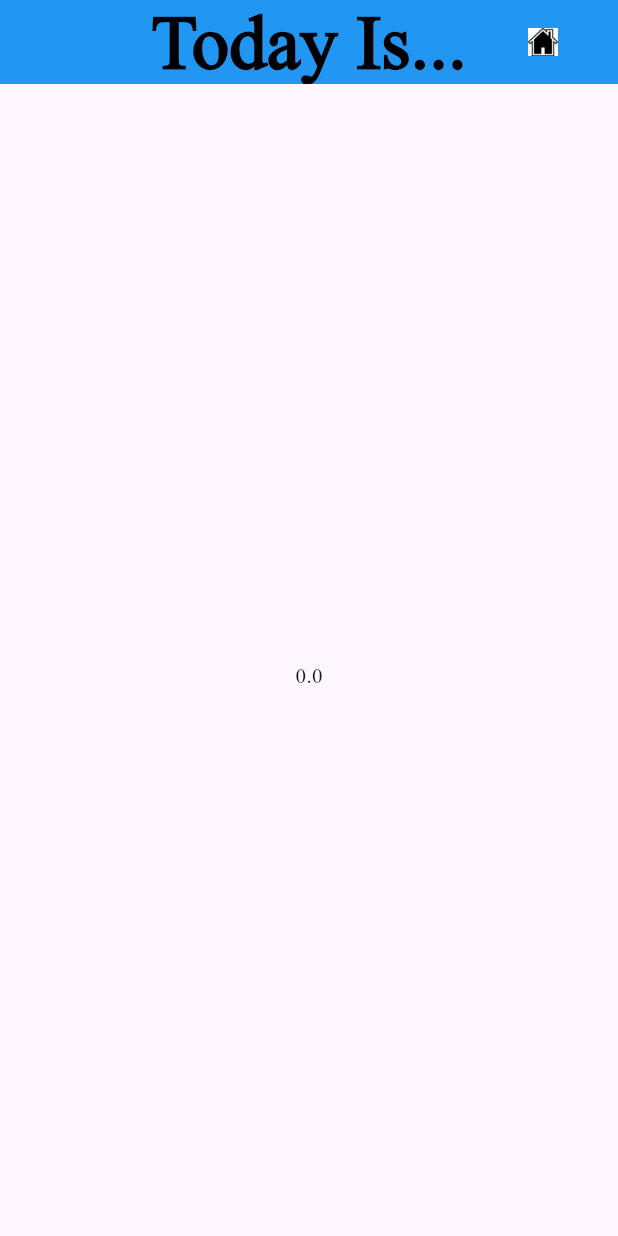
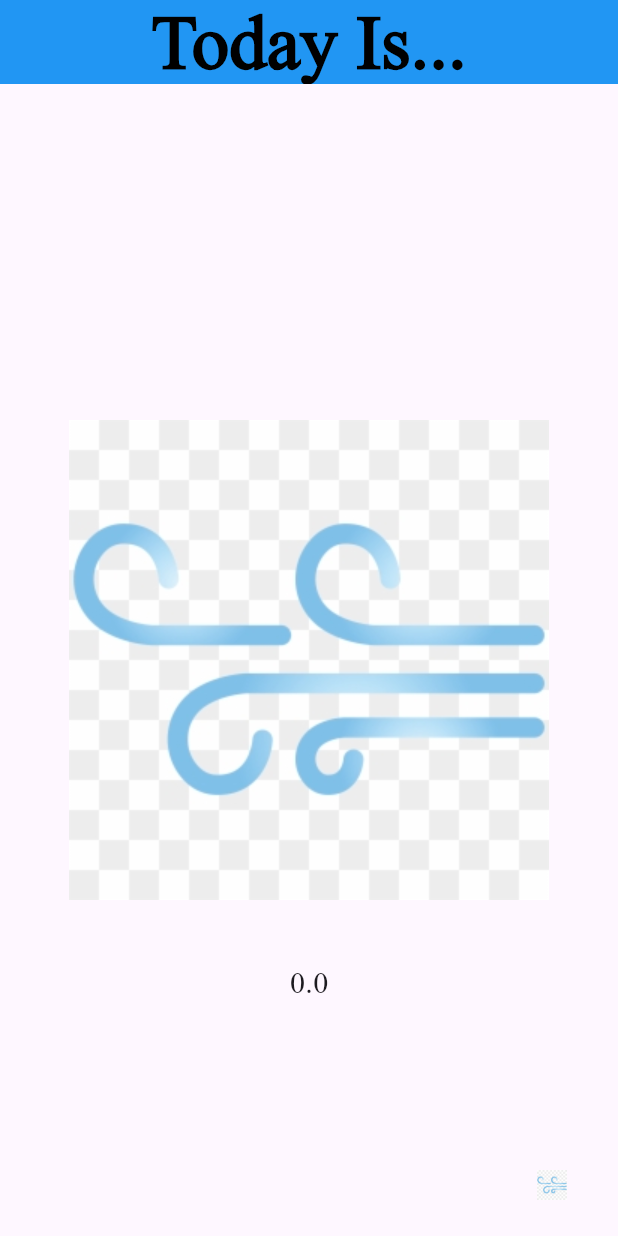
Before and after one commit to ClaireNewcom/StephenTheRepo, a Flutter app: the screen it shows after launch, on a phone screen of 412 x 824 dp. Run offline on Flutter 3.47's test engine with Material 3 defaults, Android fonts, the phone set to English and light mode, and no system bars; network calls fail.

Commit message:
Mainscreen commit

```diff
--- a/lib/main.dart
+++ b/lib/main.dart
@@ -20,8 +20,10 @@ class MyApp extends StatelessWidget {
       // use const HomePage() to see what we have for the home page so far,
       //We will make these into one home page later
       routes: {
-        '/second' : (context) => const
-      wearUI(),
+        '/Home' : (context) => const
+      MainScreen(),
+        '/What Should I wear?' : (context) => const
+            wearUI()
       }
     );
   }
--- a/lib/pages/mainscreen.dart
+++ b/lib/pages/mainscreen.dart
@@ -1,3 +1,4 @@
+import 'dart:core';
 import 'package:flutter/material.dart';
 import '../apicallerweather.dart';
 import '../weather.dart';
@@ -23,6 +24,9 @@ class _MainScreenState extends State<MainScreen> {
 
   String currentWeather = "";
   double tempF = 0;
+  String loadImage ='';
+  String tempImage='';
+
 
   @override
   void initState() {
@@ -41,13 +45,67 @@ class _MainScreenState extends State<MainScreen> {
     print(weather.condition);
   }
 
-  double getTempF(){
-    return(tempF);
+  double getTempF() {
+    return (tempF);
   }
 
-  String getCurrentWeather(){
-    return(currentWeather);
+  String getCurrentWeather() {
+    return (currentWeather);
+
   }
+
+  String assignImage(){
+   if (currentWeather == 'Sunny' ||
+       currentWeather == 'Clear')
+    {
+     loadImage = 'assets/icons/sun2.png';
+  }
+       else if (currentWeather == 'partly Cloudy' || currentWeather.contains('fog') || currentWeather.contains('Mist') ) // Check for sun condition
+       {
+     loadImage = "assets/icons/partlyCloudy.png";
+   }
+
+  else if (currentWeather.contains('freezing') || currentWeather.contains('sleet')) // Check for sun condition
+       {
+   loadImage = 'assets/icons/sleet.png';
+   }
+
+else if (currentWeather.contains('thunder')) // Check for sun condition
+       {
+   loadImage = 'assets/icons/thunder.png';
+
+       }
+else if (currentWeather.contains('rain') || currentWeather.contains('drizzle')) // Check for sun condition
+        {
+    loadImage = 'assets/icons/rain.png';
+    }
+  else if (currentWeather.contains('pellets'))
+    {// Check for sun condition
+    loadImage = 'assets/icons/hail.png';
+    }
+
+else if (currentWeather.contains('snow') || currentWeather.contains('Blizzard')) // Check for sun condition
+        {
+    loadImage = 'assets/icons/snow.png';
+    }
+else {
+  loadImage='assets/icons/windy.jpg';
+   }
+return loadImage;
+
+    }
+
+    String assignTemp(){
+     if (tempF>60){
+       tempImage = "assets/icons/ThermometerHighTemp.png";
+     }
+     else {
+       tempImage = "assets/icons/ThermometerLowTemp.png";
+     }
+     return tempImage;
+    }
+
+
 
   @override
   Widget build(BuildContext context) {
@@ -59,23 +117,89 @@ class _MainScreenState extends State<MainScreen> {
             color: Colors.black,
             fontSize: 50,
             fontWeight: FontWeight.bold,
-            )
+          ),
         ),
         centerTitle: true,
         backgroundColor: Colors.blue,
-        //leading: Container(
-        // margin: EdgeInsets.all(10),
-        //alignment: Alignment.center,
-        // decoration: const BoxDecoration(
-        //  color: Color(0xffFFFFFF)
-        //  ),
-        actions: <Widget>[
+      ),
+      body:
+      Stack(
+        children: [
+          Center(
+            child: Column(
+              mainAxisAlignment: MainAxisAlignment.center,
+              children: [
+                // Your existing weather display stack
+                Stack(
+                  alignment: Alignment.center,
+                  children: <Widget>[
                     Container(
-            child: ConstrainedBox(
-              constraints: const BoxConstraints.expand(
+                      height: 200,
+                      width: 200,
+                      color: Colors.grey,
+                    ),
+                    Positioned(
+                      top: 20,
+                      child: Text(
+                        currentWeather,
+                        style: TextStyle(fontSize: 20),
+                      ),
+                    ),
+                    Positioned(
+                      bottom: 20, // Adjust bottom position as needed
+                      child: Text(
+                        tempF.toString(),
+                        style: TextStyle(fontSize: 20),
+                      ),
+                    ),
+                      Image.asset(
+                        assignImage(),
+                        height: 500,
+                        width: 500,
+                      ),
+
+                     /* else if (currentWeather == 'Cloudy' || currentWeather == 'Overcast') // Check for sun condition
+                        Image.asset(
+                            "assets/icons/cloud.png",
+                            height: 500,
+                            width: 500,
+                       ),
+
+                      */
+
+    ],
+                ),
+              ],
+            ),
+          ),
+          // Positioned button at the bottom
+          Positioned(
+            bottom: 10,
+            right: 20, // Adjust left position as needed
+            child: Container(
+              alignment: Alignment.bottomRight,
               height: 100,
               width: 100,
+              child: IconButton(
+                icon: Image.asset(
+                  'assets/icons/windy.jpg',
+                  width: 20,
+                  height: 20,
                 ),
+                onPressed: () {
+    Navigator.pushNamed(
+    context,
+    '/What Should I wear?',
+    );
+
+    /*
+    Positioned(
+    top: 10,
+    right: 20,
+    child: Container(
+    alignment: Alignment.topRight,
+    height: 100,
+    width: 100,
     child: IconButton(
     icon: Image.asset(
     'assets/icons/home2.jpg',
@@ -84,26 +208,36 @@ class _MainScreenState extends State<MainScreen> {
     ),
     onPressed: () {
     Navigator.pushNamed(
-                      context, '/second'
-                    /*CupertinoPageRoute(builder: (context)
-                      const wearUI()),*/
+    context,
+    '/Home',
     );
-                },
-              ),
-            ),
-          ),
-        ],
+*/
+
+    Positioned(
+        top: 10,
+        right: 20, // Adjust left position as needed
+        child: Container(
+          alignment: Alignment.center,
+          height: 100,
+          width: 100,
+          child: Image.asset(
+            "assets/icons/ThermometerHighTemp.png",
+            width: 20,
+            height: 20,
           ),
 
-      body: Center(
-        child: Column(
-          mainAxisAlignment: MainAxisAlignment.center,
-          children: [
-            Text(currentWeather),
-            Text(tempF.toString()),
-          ],
-        ),
-      ),
+        )
+    );
+
+
+
+    },
+    )
+    )
+          )
+    ]
+    )
     );
   }
+
 }
```
Also changed, not shown: lib/pages/home.dart (+6 -12 lines), pubspec.yaml (+11 -0 lines), assets/icons/ThermometerHighTemp.png (added), assets/icons/ThermometerLowTemp.png (added), assets/icons/cloud.jpg (added), assets/icons/hail.png (added), assets/icons/partlyCloudy.png (added), assets/icons/rain.png (added), assets/icons/sleet.png (added), assets/icons/snow.png (added), assets/icons/sun.jpg (added), assets/icons/sun2.png (added), assets/icons/thunder.png (added), assets/icons/windy.jpg (added), 1 more files. Lines whose indentation alone changed are shown as unchanged.
